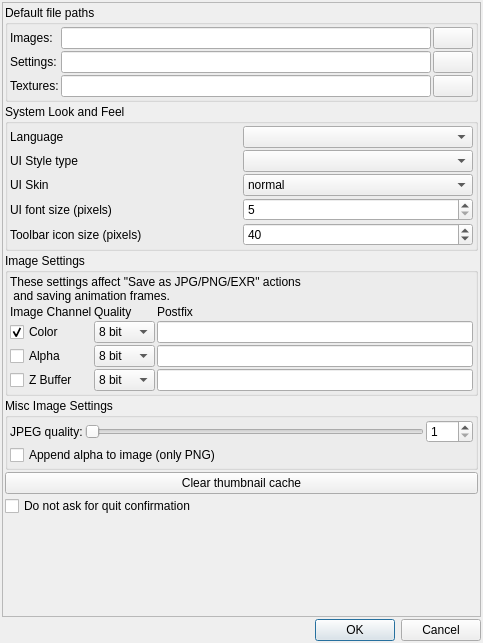
Qt form mandelbulber2/qt/preferencesdialog.ui (buddhi1980/mandelbulber2) before a commit.
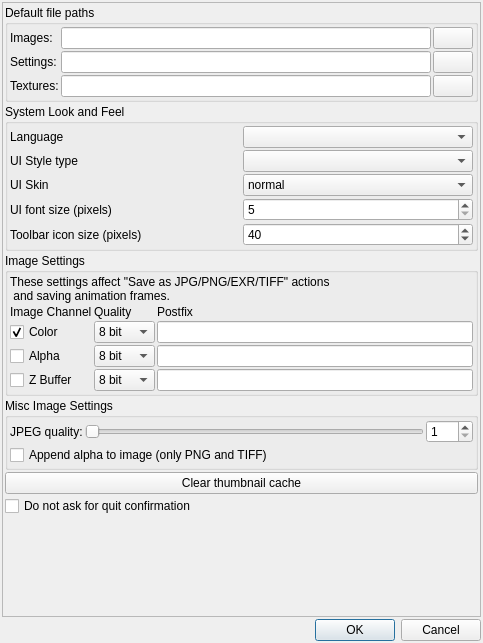
The same form after that commit. Icons and pictures are not drawn. Custom widgets are drawn as their Qt base class.

Commit message:
tiff support
tiff image saving now similar to exr

to compile with tiff dev packages have to be present, on debian like os:
sudo apt-get install libtiff-dev

known issues:
32bit sampling does not work properly yet
zbuffer range has to be mapped

not tested with windows yet...

What changed in the file:
```diff
--- a/mandelbulber2/qt/preferencesdialog.ui
+++ b/mandelbulber2/qt/preferencesdialog.ui
@@ -298,7 +298,7 @@
           <item>
            <widget class="QLabel" name="label_12">
             <property name="text">
-             <string>These settings affect &quot;Save as JPG/PNG/EXR&quot; actions
+             <string>These settings affect &quot;Save as JPG/PNG/EXR/TIFF&quot; actions
  and saving animation frames.</string>
             </property>
            </widget>
@@ -501,7 +501,7 @@
             <item row="1" column="0" colspan="3">
              <widget class="QCheckBox" name="checkBox_append_alpha_png">
               <property name="text">
-               <string>Append alpha to image (only PNG)</string>
+               <string>Append alpha to image (only PNG and TIFF)</string>
               </property>
              </widget>
             </item>
```
Left out of the diff: 2 changed lines with no effect on the pictures. The commit also changes 14 other files.
